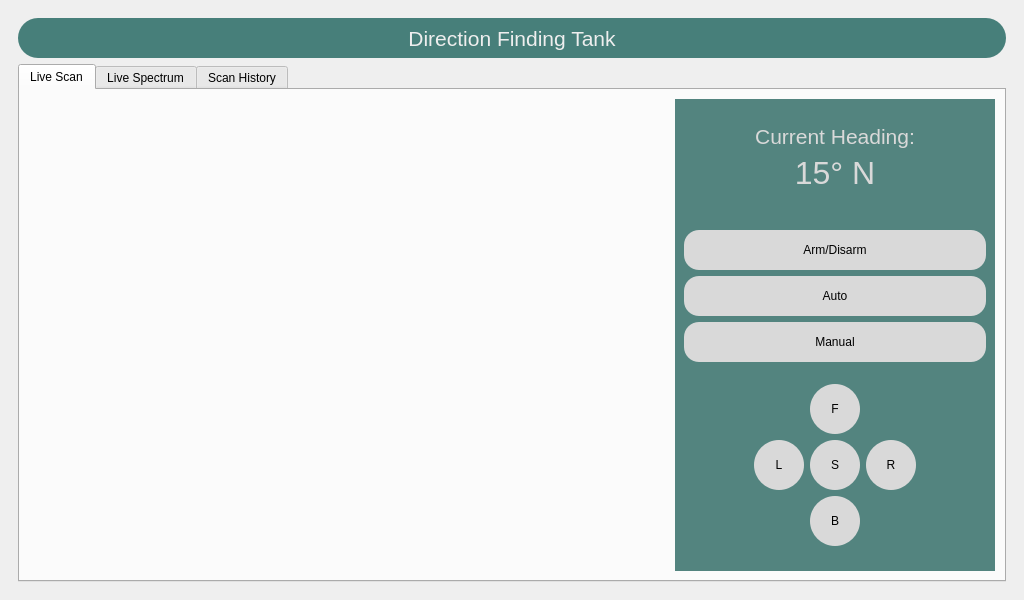
The window that main_test.ui (fabeha-raheel/DF-Tank-Project) describes before a commit, drawn with Qt 5.
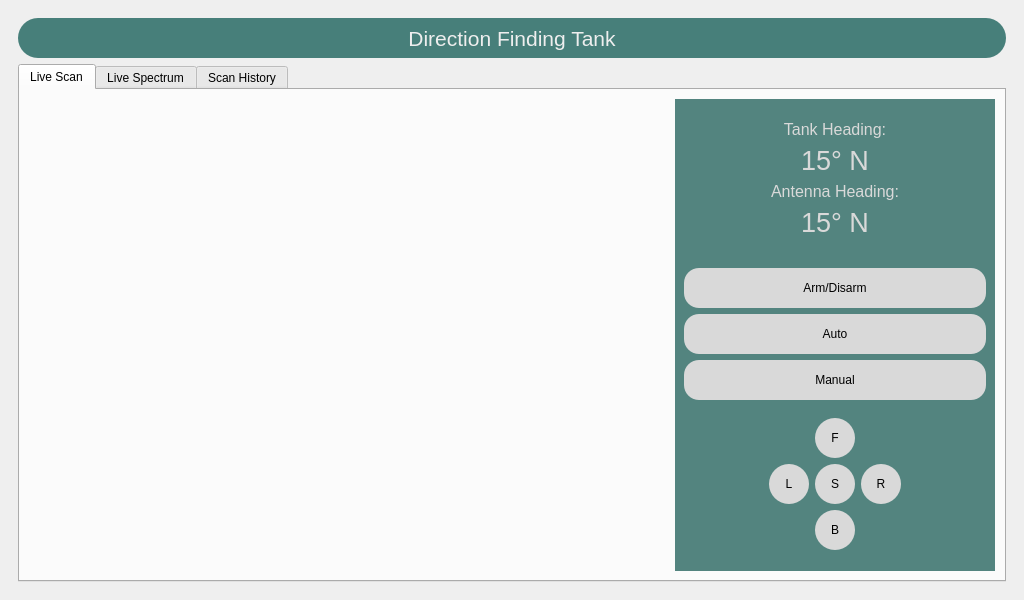
The same window after the commit. Icons and pictures are not drawn. Custom widgets are drawn as their Qt base class.

Commit message: added tank and antenna headings in gui

What changed in the file:
```diff
--- a/main_test.ui
+++ b/main_test.ui
@@ -268,14 +268,14 @@
                    </property>
                    <property name="font">
                     <font>
-                     <pointsize>16</pointsize>
+                     <pointsize>12</pointsize>
                     </font>
                    </property>
                    <property name="styleSheet">
                     <string notr="true">color: #D9D9D9;</string>
                    </property>
                    <property name="text">
-                    <string>Current Heading:</string>
+                    <string>Tank Heading:</string>
                    </property>
                    <property name="alignment">
                     <set>Qt::AlignCenter</set>
@@ -292,7 +292,55 @@
                    </property>
                    <property name="font">
                     <font>
-                     <pointsize>24</pointsize>
+                     <pointsize>20</pointsize>
+                    </font>
+                   </property>
+                   <property name="styleSheet">
+                    <string notr="true">color: #D9D9D9;</string>
+                   </property>
+                   <property name="text">
+                    <string>15° N</string>
+                   </property>
+                   <property name="alignment">
+                    <set>Qt::AlignCenter</set>
+                   </property>
+                  </widget>
+                 </item>
+                 <item>
+                  <widget class="QLabel" name="label_5">
+                   <property name="sizePolicy">
+                    <sizepolicy hsizetype="Preferred" vsizetype="Minimum">
+                     <horstretch>0</horstretch>
+                     <verstretch>0</verstretch>
+                    </sizepolicy>
+                   </property>
+                   <property name="font">
+                    <font>
+                     <pointsize>12</pointsize>
+                    </font>
+                   </property>
+                   <property name="styleSheet">
+                    <string notr="true">color: #D9D9D9;</string>
+                   </property>
+                   <property name="text">
+                    <string>Antenna Heading:</string>
+                   </property>
+                   <property name="alignment">
+                    <set>Qt::AlignCenter</set>
+                   </property>
+                  </widget>
+                 </item>
+                 <item>
+                  <widget class="QLabel" name="antenna_heading">
+                   <property name="sizePolicy">
+                    <sizepolicy hsizetype="Preferred" vsizetype="Minimum">
+                     <horstretch>0</horstretch>
+                     <verstretch>0</verstretch>
+                    </sizepolicy>
+                   </property>
+                   <property name="font">
+                    <font>
+                     <pointsize>20</pointsize>
                     </font>
                    </property>
                    <property name="styleSheet">
@@ -434,9 +482,9 @@
                      <property name="styleSheet">
                       <string notr="true">QPushButton{
 	background-color: #D9D9D9;
-	width: 50px;
-	height: 50px;
-	border-radius: 25px;
+	width: 40px;
+	height: 40px;
+	border-radius: 20px;
 }</string>
                      </property>
                      <property name="text">
@@ -468,9 +516,9 @@
                      <property name="styleSheet">
                       <string notr="true">QPushButton{
 	background-color: #D9D9D9;
-	width: 50px;
-	height: 50px;
-	border-radius: 25px;
+	width: 40px;
+	height: 40px;
+	border-radius: 20px;
 }</string>
                      </property>
                      <property name="text">
@@ -489,9 +537,9 @@
                      <property name="styleSheet">
                       <string notr="true">QPushButton{
 	background-color: #D9D9D9;
-	width: 50px;
-	height: 50px;
-	border-radius: 25px;
+	width: 40px;
+	height: 40px;
+	border-radius: 20px;
 }</string>
                      </property>
                      <property name="text">
@@ -510,9 +558,9 @@
                      <property name="styleSheet">
                       <string notr="true">QPushButton{
 	background-color: #D9D9D9;
-	width: 50px;
-	height: 50px;
-	border-radius: 25px;
+	width: 40px;
+	height: 40px;
+	border-radius: 20px;
 }</string>
                      </property>
                      <property name="text">
@@ -531,9 +579,9 @@
                      <property name="styleSheet">
                       <string notr="true">QPushButton{
 	background-color: #D9D9D9;
-	width: 50px;
-	height: 50px;
-	border-radius: 25px;
+	width: 40px;
+	height: 40px;
+	border-radius: 20px;
 }</string>
                      </property>
                      <property name="text">
```
Left out of the diff: 2 changed lines with no effect on the pictures. The commit also changes 1 other file.
